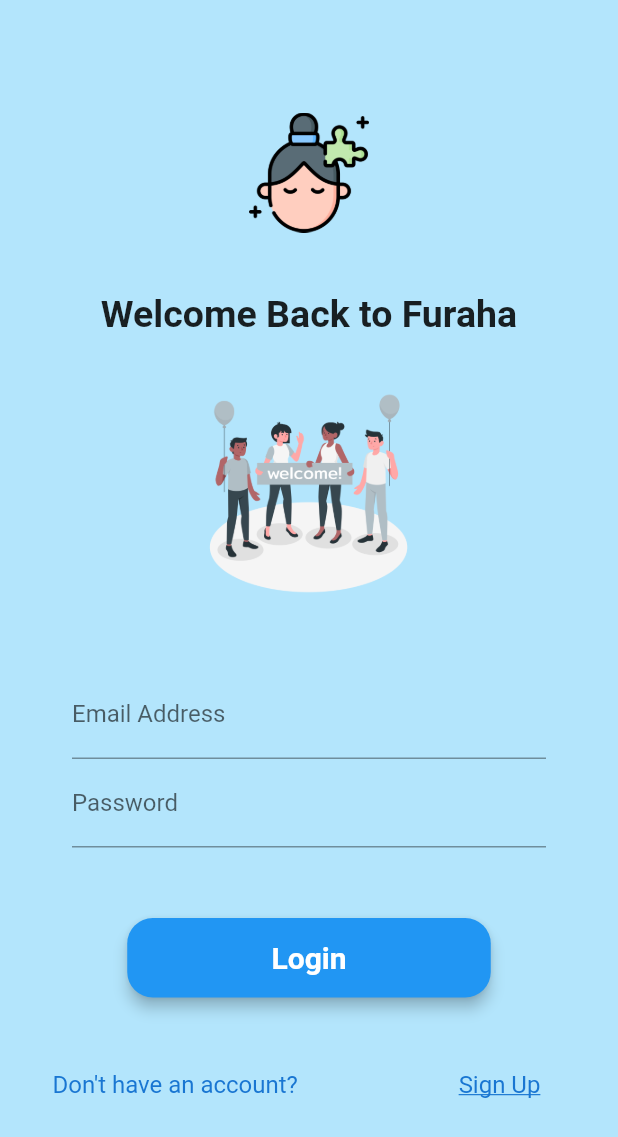
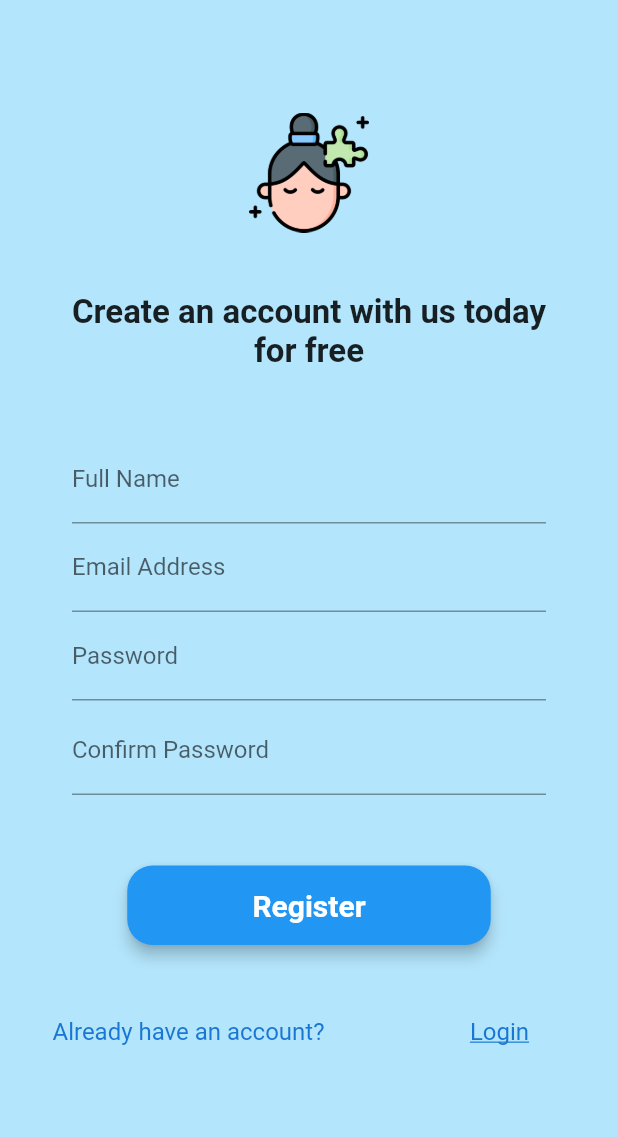
Before and after one commit to iwanjo/furaha-flutter, a Flutter app: the Register screen opened by its route, on a phone screen of 412 x 824 dp. Shown: the top 1137 px of the screen. Run offline on Flutter 3.47's test engine with Material 2 defaults, Android fonts, the phone set to English and light mode, and no system bars; our stand-ins replace firebase_auth; accounts and stored records are empty.

```diff
--- a/furaha_app/lib/views/login_screen.dart
+++ b/furaha_app/lib/views/login_screen.dart
@@ -1,5 +1,6 @@
 import 'package:flutter/material.dart';
 import 'package:furaha_app/theme/routes.dart';
+import 'package:firebase_auth/firebase_auth.dart';
 
 class Login extends StatefulWidget {
   @override
@@ -58,6 +59,7 @@ class _LoginViewState extends State<Login> {
       children: <Widget>[
         TextFormField(
           controller: _passwordController,
+          obscureText: true,
           // keyboardType: TextInputType.visiblePassword,
           style: TextStyle(
             color: Colors.black,
--- a/furaha_app/lib/views/register_screen.dart
+++ b/furaha_app/lib/views/register_screen.dart
@@ -1,5 +1,6 @@
 import 'package:flutter/material.dart';
 import 'package:furaha_app/theme/routes.dart';
+import 'package:firebase_auth/firebase_auth.dart';
 
 class Register extends StatefulWidget {
   @override
@@ -8,8 +9,10 @@ class Register extends StatefulWidget {
 
 class _RegisterViewState extends State<Register> {
   final _formKey = GlobalKey<FormState>();
+  TextEditingController _usernameController;
   TextEditingController _emailController;
   TextEditingController _passwordController;
+  TextEditingController _confirmPasswordController;
   bool isSubmitting = false;
 
   @override
@@ -23,21 +26,27 @@ class _RegisterViewState extends State<Register> {
       height: 80.0,
     );
 
-    final welcomeImg = Image.asset(
-      "assets/welcome.png",
-      fit: BoxFit.fill,
-      height: 150.0,
-      width: 150.0,
-    );
-
     final welcomeMsg = Column(
       children: <Widget>[
         Text(
-          'Welcome Back to Furaha',
+          'Create an account with us today for free',
           textAlign: TextAlign.center,
-          style: TextStyle(fontSize: 25.0, fontWeight: FontWeight.bold),
+          style: TextStyle(fontSize: 22.0, fontWeight: FontWeight.bold),
         ),
       ],
+    );
+
+    final userNameField = TextFormField(
+      controller: _usernameController,
+      style: TextStyle(
+        color: Colors.black,
+      ),
+      decoration: InputDecoration(
+        labelText: "Full Name",
+        hintStyle: TextStyle(
+          color: Colors.black,
+        ),
+      ),
     );
 
     final emailField = TextFormField(
@@ -58,6 +67,7 @@ class _RegisterViewState extends State<Register> {
       children: <Widget>[
         TextFormField(
           controller: _passwordController,
+          obscureText: true,
           // keyboardType: TextInputType.visiblePassword,
           style: TextStyle(
             color: Colors.black,
@@ -75,19 +85,42 @@ class _RegisterViewState extends State<Register> {
       ],
     );
 
+    final confirmPasswordField = Column(
+      children: <Widget>[
+        TextFormField(
+          controller: _confirmPasswordController,
+          obscureText: true,
+          // keyboardType: TextInputType.visiblePassword,
+          style: TextStyle(
+            color: Colors.black,
+          ),
+          decoration: InputDecoration(
+            labelText: "Confirm Password",
+            hintStyle: TextStyle(
+              color: Colors.black,
+            ),
+          ),
+        ),
+        Padding(
+          padding: EdgeInsets.all(2.0),
+        ),
+      ],
+    );
     final fields = Padding(
       padding: EdgeInsets.all(13.0),
       child: Column(
         mainAxisAlignment: MainAxisAlignment.start,
         children: <Widget>[
+          //userName,
+          userNameField,
           emailField,
           passwordField,
-          //user password
+          confirmPasswordField,
         ],
       ),
     );
 
-    final loginButton = Material(
+    final registerButton = Material(
       elevation: 4.0,
       borderRadius: BorderRadius.circular(17.0),
       color: Colors.blue,
@@ -95,13 +128,30 @@ class _RegisterViewState extends State<Register> {
         minWidth: mq.size.width / 1.7,
         padding: EdgeInsets.fromLTRB(10.0, 15.0, 10.0, 15.0),
         child: Text(
-          'Login',
+          'Register',
           textAlign: TextAlign.center,
           style: TextStyle(
               fontSize: 20.0, color: Colors.white, fontWeight: FontWeight.bold),
         ),
-        onPressed: () {
+        onPressed: () async {
           // Navigator.of(context).pushNamed(AppRoutes.authRegister);
+          try {
+            User user =
+                (await FirebaseAuth.instance.createUserWithEmailAndPassword(
+              email: _emailController.text,
+              password: _passwordController.text,
+            ))
+                    .user;
+
+            if (user != null) {}
+          } catch (e) {
+            print(e);
+            //alert error
+            _usernameController.text = "";
+            _emailController.text = "";
+            _passwordController.text = "";
+            _confirmPasswordController.text = "";
+          }
         },
       ),
     );
@@ -119,7 +169,7 @@ class _RegisterViewState extends State<Register> {
           mainAxisAlignment: MainAxisAlignment.spaceBetween,
           children: <Widget>[
             Text(
-              "Don't have an account?",
+              "Already have an account?",
               style: Theme.of(context)
                   .textTheme
                   .subtitle1
@@ -130,7 +180,7 @@ class _RegisterViewState extends State<Register> {
                 Navigator.of(context).pushNamed(AppRoutes.authLogin);
               },
               child: Text(
-                'Sign Up',
+                'Login',
                 style: Theme.of(context).textTheme.subtitle1.copyWith(
                     color: Colors.blue[700],
                     decoration: TextDecoration.underline),
@@ -155,11 +205,9 @@ class _RegisterViewState extends State<Register> {
                 Padding(padding: EdgeInsets.only(top: 40.0)),
                 welcomeMsg,
                 Padding(padding: EdgeInsets.only(top: 30.0)),
-                welcomeImg,
-                Padding(padding: EdgeInsets.only(top: 30.0)),
                 fields,
                 Padding(padding: EdgeInsets.only(top: 30.0)),
-                loginButton,
+                registerButton,
                 Padding(padding: EdgeInsets.only(bottom: 20.0)),
                 bottom,
               ],
```
Also changed, not shown: furaha_app/pubspec.yaml (+9 -0 lines), furaha_app/pubspec.lock, 3 other files.
